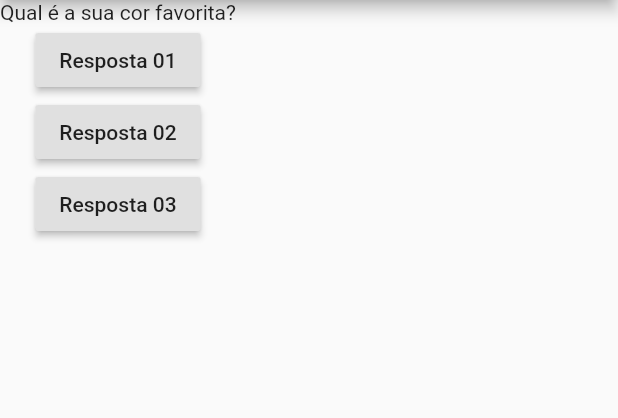
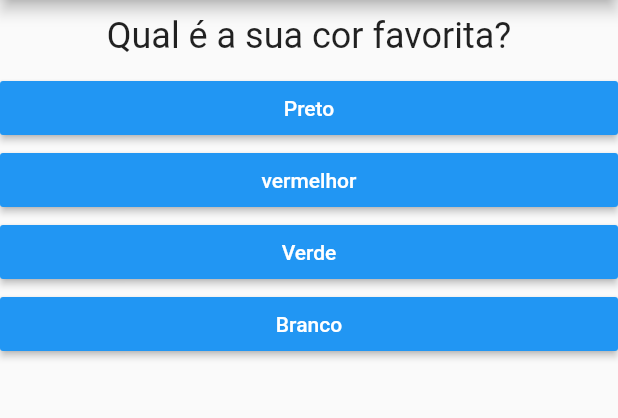
Before and after one commit to jhemysbarros/app-perguntas, a Flutter app: the screen it shows after launch, on a phone screen of 412 x 824 dp, the part 84-502 px from its top. Run offline on Flutter 3.47's test engine with Material 2 defaults, Android fonts, the phone set to English and light mode, and no system bars.

Commit message:
Imp das classes: resposta e pergunta na main

```diff
--- a/lib/main.dart
+++ b/lib/main.dart
@@ -1,22 +1,43 @@
 import 'package:flutter/material.dart';
+import './questao.dart';
+import './resposta.dart';
 
 main() => runApp(PerguntaApp());
 
-class PerguntasAppState extends State<PerguntaApp> {
-  var perguntaSelecionada = 0;
+class _PerguntasAppState extends State<PerguntaApp> {
+  var _perguntaSelecionada = 0;
 
-  void responder() {
-    setState(() {
-      perguntaSelecionada++;
-    });
-    print(perguntaSelecionada);
+  final _perguntas = const [
+    {
+      'texto': 'Qual é a sua cor favorita?',
+      'respostas': ['Preto', 'vermelhor', 'Verde', 'Branco']
+    },
+    {
+      'texto': 'Qual é o seu animal favorito?',
+      'respostas': ['Cachorro', 'Gato', 'Peixe', 'Papagaio']
+    },
+    {
+      'texto': 'Qual é sua estação do ano favorita?',
+      'respostas': ['Verão', 'Outono', 'Inverno', 'Verão']
+    },
+  ];
+
+  void _responder() {
+    if (temPerguntaSelecionada) {
+      setState(() {
+        _perguntaSelecionada++;
+      });
+    }
+  }
+
+  bool get temPerguntaSelecionada {
+    return _perguntaSelecionada < _perguntas.length;
   }
 
   Widget build(BuildContext context) {
-    final perguntas = [
-      'Qual é a sua cor favorita?',
-      'Qual é o seu animal favorito?',
-    ];
+    List<String> respostas = temPerguntaSelecionada
+        ? _perguntas[_perguntaSelecionada]['respostas']
+        : null;
 
     return MaterialApp(
       debugShowCheckedModeBanner: false,
@@ -24,14 +45,19 @@ class PerguntasAppState extends State<PerguntaApp> {
         appBar: AppBar(
           title: Center(child: Text('Perguntas')),
         ),
-        body: Column(
-          children: <Widget>[
-            Text(perguntas[perguntaSelecionada]),
-            RaisedButton(child: Text('Resposta 01'), onPressed: responder),
-            RaisedButton(child: Text('Resposta 02'), onPressed: responder),
-            RaisedButton(child: Text('Resposta 03'), onPressed: responder),
-          ],
-        ),
+        body: temPerguntaSelecionada
+            ? Column(
+                children: <Widget>[
+                  Questao(_perguntas[_perguntaSelecionada]['texto']),
+                  ...respostas.map((t) => Resposta(t, _responder)).toList(),
+                ],
+              )
+            : Center(
+                child: Text(
+                  'Parabéns',
+                  style: TextStyle(fontSize: 28),
+                ),
+              ),
       ),
     );
   }
@@ -39,7 +65,7 @@ class PerguntasAppState extends State<PerguntaApp> {
 
 class PerguntaApp extends StatefulWidget {
   @override
-  PerguntasAppState createState() {
-    return PerguntasAppState();
+  _PerguntasAppState createState() {
+    return _PerguntasAppState();
   }
 }
```
